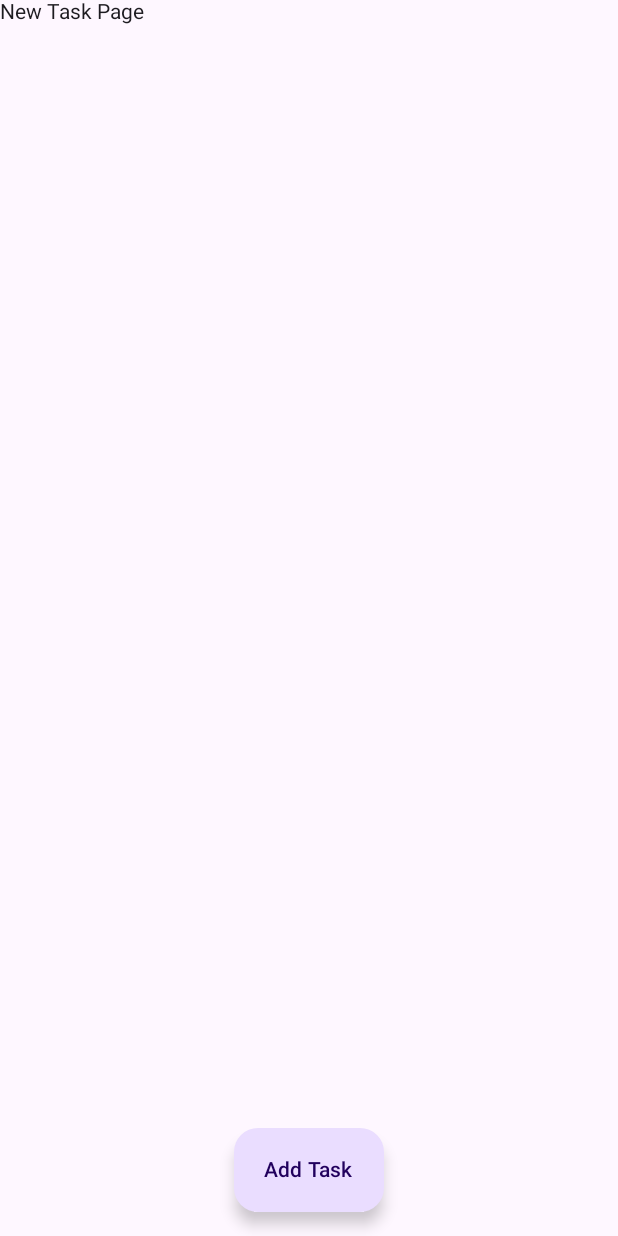
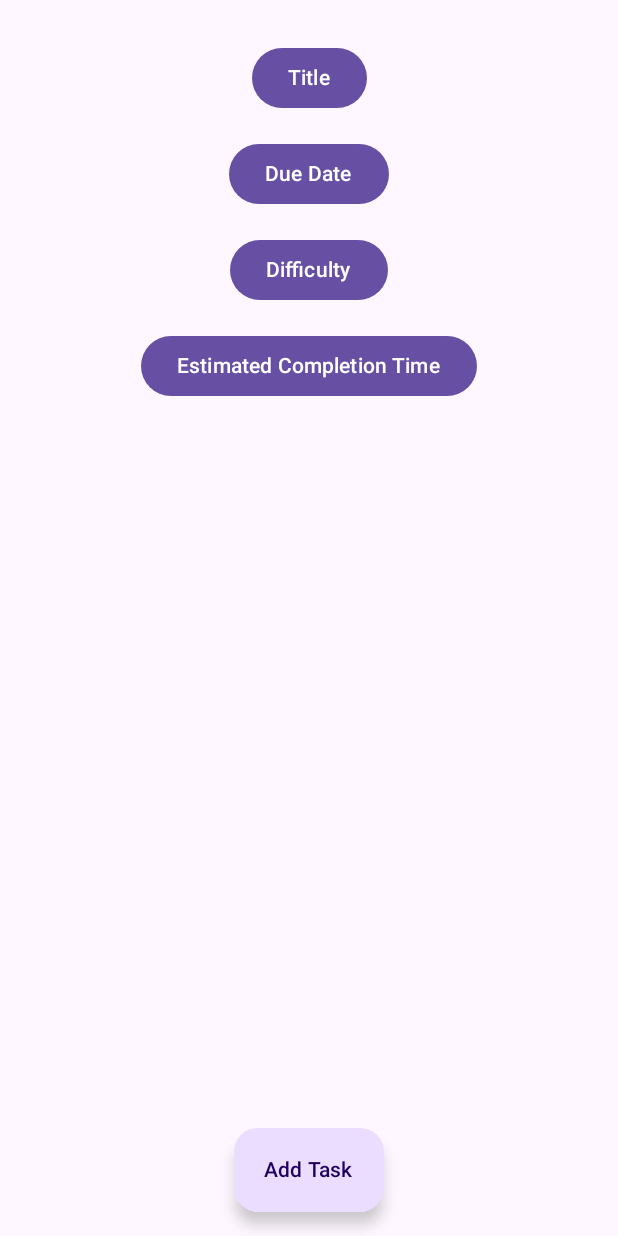
Before and after one commit to piersonh/clockworkandroid, an Android app built with Jetpack Compose: the Add screen opened through its navigation route, on a phone screen of 412 x 824 dp. Run offline under Robolectric (Android 15) with nearby library versions, the phone set to English and light mode, and no system bars.

Commit message:
Enhance NewTaskPage layout with buttons for task details and navigation

```diff
--- a/app/src/main/java/com/wordco/clockworkandroid/ui/pages/NewTaskPage.kt
+++ b/app/src/main/java/com/wordco/clockworkandroid/ui/pages/NewTaskPage.kt
@@ -1,13 +1,20 @@
 package com.wordco.clockworkandroid.ui.pages
 
 import android.annotation.SuppressLint
+import androidx.compose.foundation.layout.Column
+import androidx.compose.foundation.layout.Spacer
 import androidx.compose.foundation.layout.fillMaxSize
+import androidx.compose.foundation.layout.height
+import androidx.compose.foundation.layout.padding
+import androidx.compose.material3.Button
 import androidx.compose.material3.ExtendedFloatingActionButton
 import androidx.compose.material3.Scaffold
 import androidx.compose.material3.Text
 import androidx.compose.runtime.Composable
+import androidx.compose.ui.Alignment
 import androidx.compose.ui.Modifier
 import androidx.compose.ui.tooling.preview.Preview
+import androidx.compose.ui.unit.dp
 import androidx.navigation.NavHostController
 import androidx.navigation.compose.rememberNavController
 
@@ -19,14 +26,34 @@ import androidx.navigation.compose.rememberNavController
 fun NewTaskPage(controller: NavHostController) = Scaffold(
     floatingActionButtonPosition = androidx.compose.material3.FabPosition.Center,
     floatingActionButton = {
-        ExtendedFloatingActionButton(onClick = { /* TODO: Handle Add Task */ }) { Text("Add Task") }
+        ExtendedFloatingActionButton(
+            onClick = { /* TODO: Handle Add Task Instance to List */ controller.navigate("list")}
+        ) { Text("Add Task") }
     },
     modifier = Modifier.fillMaxSize(),
     content = {
-        Text("New Task Page")
+        Column(
+            modifier = Modifier.fillMaxSize().padding(28.dp),
+            horizontalAlignment = Alignment.CenterHorizontally
+        ) {
+            Button(onClick = { /* TODO: Set Task Title */ }) {
+                Text("Title")
+            }
+            Spacer(modifier = Modifier.height(16.dp))
+            Button(onClick = { /* TODO: Set Formatted Due Date */ }) {
+                Text("Due Date")
+            }
+            Spacer(modifier = Modifier.height(16.dp))
+            Button(onClick = { /* TODO: Set Difficulty */ }) {
+                Text("Difficulty")
+            }
+            Spacer(modifier = Modifier.height(16.dp))
+            Button(onClick = { /* TODO: Set Estimated Completion Time in HH:MM format */ }) {
+                Text("Estimated Completion Time")
+            }
+        }
     }
 )
-
 
 
 @Preview
```
